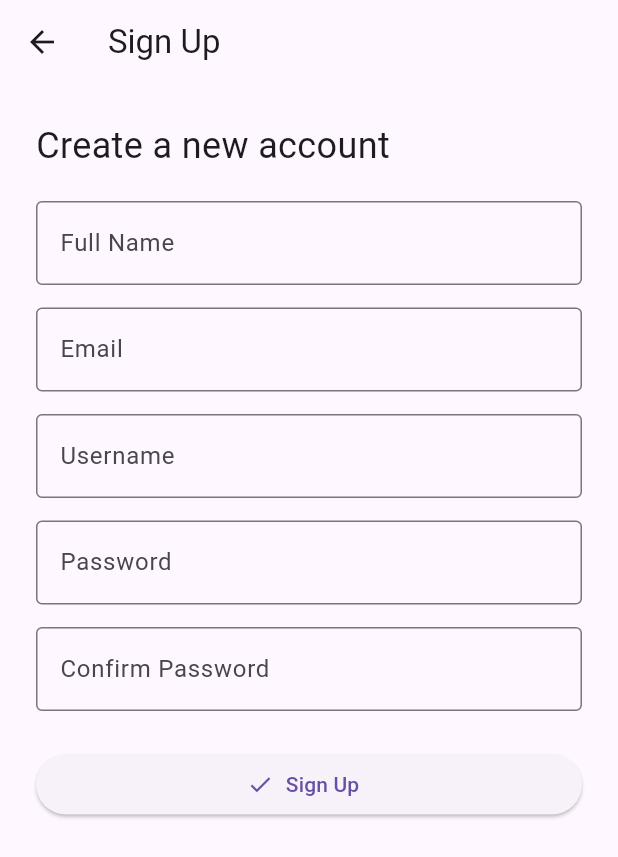
After one commit to gy4an/logmate, a Flutter app: the screen it shows after launch, after a tap on "Don't have an account? Sign up here", on a phone screen of 412 x 824 dp. The commit adds this screen. Shown: the top 857 px of the screen. Run offline on Flutter 3.47's test engine with Material 3 defaults, Android fonts, the phone set to English and light mode, and no system bars; our stand-ins replace signature.

Commit message:
Signup Screen(Temporary)

```diff
--- a/main/lib/screens/login_screen.dart
+++ b/main/lib/screens/login_screen.dart
@@ -1,5 +1,6 @@
 import 'package:flutter/material.dart';
 import 'dashboard_screen.dart';
+import 'signup_screen.dart'; // import the signup screen
 
 class LoginScreen extends StatefulWidget {
   const LoginScreen({super.key});
@@ -30,6 +31,13 @@ class _LoginScreenState extends State<LoginScreen> {
       MaterialPageRoute(
         builder: (context) => DashboardScreen(role: _selectedRole),
       ),
+    );
+  }
+
+  void _goToSignup() {
+    Navigator.push(
+      context,
+      MaterialPageRoute(builder: (context) => const SignupScreen()),
     );
   }
 
@@ -80,6 +88,11 @@ class _LoginScreenState extends State<LoginScreen> {
             ),
             const SizedBox(height: 25),
             ElevatedButton(onPressed: _login, child: const Text('Login')),
+            const SizedBox(height: 15),
+            TextButton(
+              onPressed: _goToSignup,
+              child: const Text("Don't have an account? Sign up here"),
+            ),
           ],
         ),
       ),
--- /dev/null
+++ b/main/lib/screens/signup_screen.dart
@@ -0,0 +1,112 @@
+import 'package:flutter/material.dart';
+
+class SignupScreen extends StatefulWidget {
+  const SignupScreen({super.key});
+
+  @override
+  State<SignupScreen> createState() => _SignupScreenState();
+}
+
+class _SignupScreenState extends State<SignupScreen> {
+  final _fullNameController = TextEditingController();
+  final _emailController = TextEditingController();
+  final _usernameController = TextEditingController();
+  final _passwordController = TextEditingController();
+  final _confirmPasswordController = TextEditingController();
+
+  void _signup() {
+    final fullName = _fullNameController.text.trim();
+    final email = _emailController.text.trim();
+    final username = _usernameController.text.trim();
+    final password = _passwordController.text.trim();
+    final confirmPassword = _confirmPasswordController.text.trim();
+
+    if (fullName.isEmpty ||
+        email.isEmpty ||
+        username.isEmpty ||
+        password.isEmpty ||
+        confirmPassword.isEmpty) {
+      ScaffoldMessenger.of(context).showSnackBar(
+        const SnackBar(content: Text("Please fill out all fields")),
+      );
+      return;
+    }
+
+    if (password != confirmPassword) {
+      ScaffoldMessenger.of(
+        context,
+      ).showSnackBar(const SnackBar(content: Text("Passwords do not match")));
+      return;
+    }
+
+    // Simulated signup logic
+    ScaffoldMessenger.of(
+      context,
+    ).showSnackBar(SnackBar(content: Text("Account created for $fullName")));
+
+    Navigator.pop(context); // Go back to login screen
+  }
+
+  @override
+  Widget build(BuildContext context) {
+    return Scaffold(
+      appBar: AppBar(title: const Text("Sign Up")),
+      body: Padding(
+        padding: const EdgeInsets.all(24.0),
+        child: ListView(
+          children: [
+            const Text("Create a new account", style: TextStyle(fontSize: 24)),
+            const SizedBox(height: 20),
+            TextField(
+              controller: _fullNameController,
+              decoration: const InputDecoration(
+                labelText: "Full Name",
+                border: OutlineInputBorder(),
+              ),
+            ),
+            const SizedBox(height: 15),
+            TextField(
+              controller: _emailController,
+              decoration: const InputDecoration(
+                labelText: "Email",
+                border: OutlineInputBorder(),
+              ),
+            ),
+            const SizedBox(height: 15),
+            TextField(
+              controller: _usernameController,
+              decoration: const InputDecoration(
+                labelText: "Username",
+                border: OutlineInputBorder(),
+              ),
+            ),
+            const SizedBox(height: 15),
+            TextField(
+              controller: _passwordController,
+              obscureText: true,
+              decoration: const InputDecoration(
+                labelText: "Password",
+                border: OutlineInputBorder(),
+              ),
+            ),
+            const SizedBox(height: 15),
+            TextField(
+              controller: _confirmPasswordController,
+              obscureText: true,
+              decoration: const InputDecoration(
+                labelText: "Confirm Password",
+                border: OutlineInputBorder(),
+              ),
+            ),
+            const SizedBox(height: 25),
+            ElevatedButton.icon(
+              onPressed: _signup,
+              icon: const Icon(Icons.check),
+              label: const Text("Sign Up"),
+            ),
+          ],
+        ),
+      ),
+    );
+  }
+}
```
